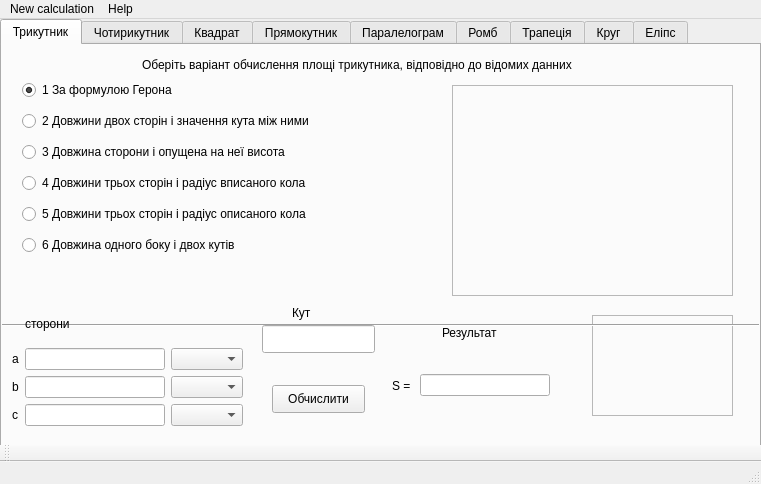
Before: the Qt Designer form calc.ui in RuStyC0der/software_testing_calc, drawn with Qt 5.
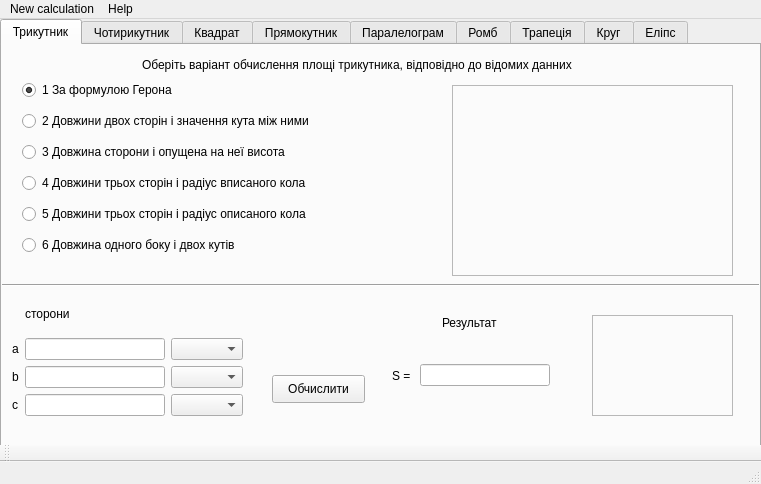
After: the same form once the commit is applied. The open tabs and pages were chosen to show the change.

What changed in the file:
```diff
--- a/calc.ui
+++ b/calc.ui
@@ -125,7 +125,7 @@
         <x>450</x>
         <y>40</y>
         <width>281</width>
-        <height>211</height>
+        <height>191</height>
        </rect>
       </property>
       <property name="frameShape">
@@ -135,19 +135,6 @@
        <enum>QFrame::Raised</enum>
       </property>
      </widget>
-     <widget class="Line" name="line">
-      <property name="geometry">
-       <rect>
-        <x>-20</x>
-        <y>270</y>
-        <width>801</width>
-        <height>21</height>
-       </rect>
-      </property>
-      <property name="orientation">
-       <enum>Qt::Horizontal</enum>
-      </property>
-     </widget>
      <widget class="QFrame" name="frame_2">
       <property name="geometry">
        <rect>
@@ -168,7 +155,7 @@
       <property name="geometry">
        <rect>
         <x>0</x>
-        <y>260</y>
+        <y>250</y>
         <width>581</width>
         <height>121</height>
        </rect>
@@ -353,29 +340,6 @@
          </item>
         </layout>
        </widget>
-       <widget class="QLabel" name="label_3">
-        <property name="geometry">
-         <rect>
-          <x>290</x>
-          <y>0</y>
-          <width>57</width>
-          <height>16</height>
-         </rect>
-        </property>
-        <property name="text">
-         <string>Кут</string>
-        </property>
-       </widget>
-       <widget class="QLineEdit" name="lineEdit_20">
-        <property name="geometry">
-         <rect>
-          <x>260</x>
-          <y>20</y>
-          <width>113</width>
-          <height>28</height>
-         </rect>
-        </property>
-       </widget>
        <widget class="QPushButton" name="pushButton">
         <property name="geometry">
          <rect>
@@ -416,7 +380,7 @@
          <rect>
           <x>440</x>
           <y>20</y>
-          <width>61</width>
+          <width>81</width>
           <height>16</height>
          </rect>
         </property>
@@ -1387,12 +1351,19 @@
        </widget>
       </widget>
      </widget>
-     <zorder>verticalLayoutWidget</zorder>
-     <zorder>label</zorder>
-     <zorder>frame</zorder>
-     <zorder>frame_2</zorder>
-     <zorder>line</zorder>
-     <zorder>stackedWidget</zorder>
+     <widget class="Line" name="line">
+      <property name="geometry">
+       <rect>
+        <x>0</x>
+        <y>230</y>
+        <width>801</width>
+        <height>21</height>
+       </rect>
+      </property>
+      <property name="orientation">
+       <enum>Qt::Horizontal</enum>
+      </property>
+     </widget>
     </widget>
     <widget class="QWidget" name="widget">
      <attribute name="title">
```
Left out of the diff: 14 changed lines with no effect on the pictures.
